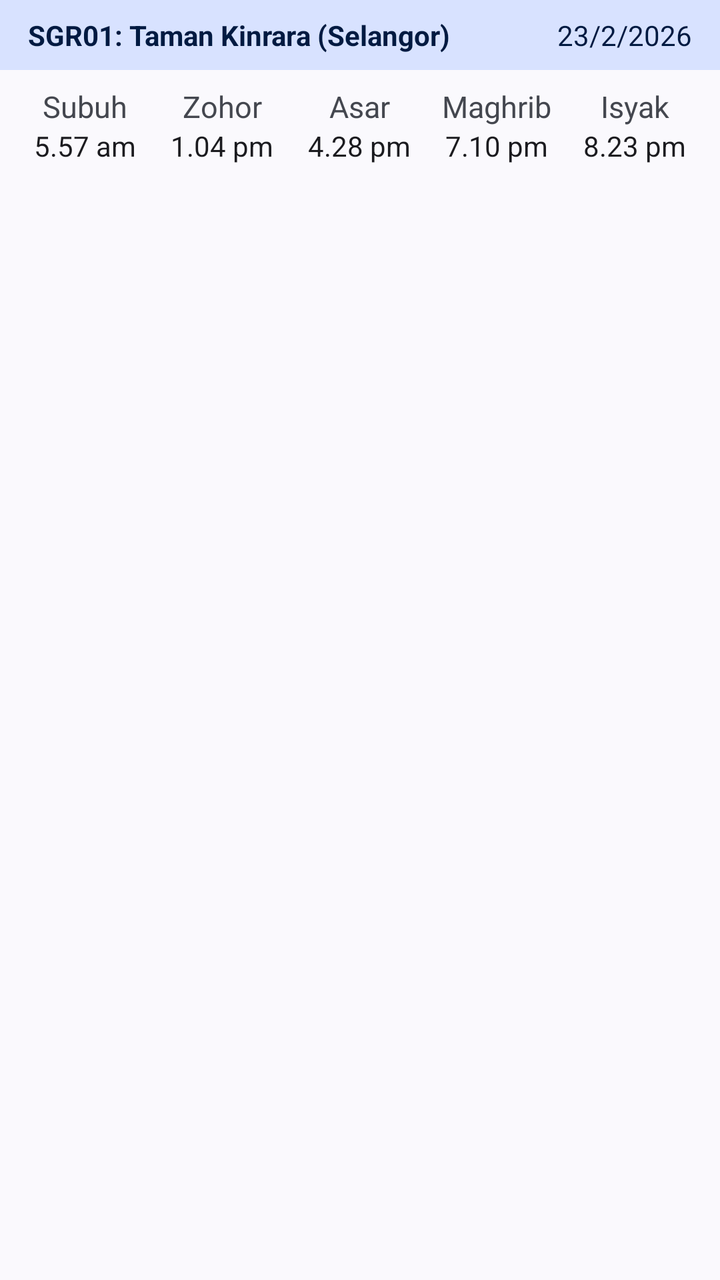
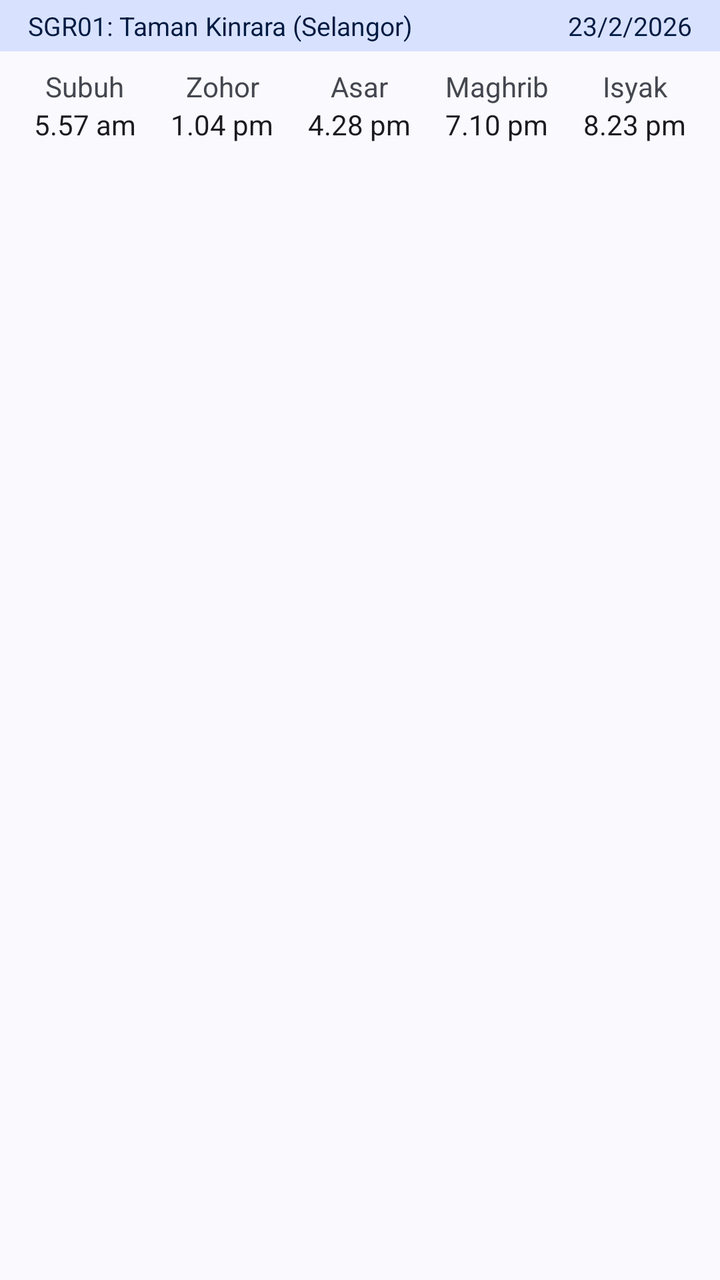

An Android layout rendered at two revisions. The XML below is the earlier revision; the diff shows what the commit changed to produce the second picture.
<!-- AndroidManifest.xml: fallback theme Theme.MaterialComponents.DayNight.NoActionBar -->
<!-- res/layout/solat_horizontal_widget_preview.xml -->
<LinearLayout xmlns:android="http://schemas.android.com/apk/res/android"
    android:id="@android:id/background"
    android:layout_width="match_parent"
    android:layout_height="match_parent"
    android:background="?attr/colorSurface"
    android:orientation="vertical"
    android:theme="@style/Theme.Material3.DynamicColors.DayNight">

    
    <LinearLayout
        android:layout_width="match_parent"
        android:layout_height="wrap_content"
        android:background="?attr/colorPrimaryContainer"
        android:orientation="horizontal"
        android:paddingVertical="8dp"
        android:paddingHorizontal="14dp"
        >

        <TextView
            android:id="@+id/widget_title"
            android:layout_width="0dp"
            android:layout_height="wrap_content"
            android:layout_weight="3"
            android:ellipsize="end"
            android:gravity="start"
            android:maxLines="1"
            android:text="SGR01: Taman Kinrara (Selangor)"
            android:textAlignment="gravity"
            android:textColor="?attr/colorOnPrimaryContainer"
            android:textSize="14sp"
            android:textStyle="bold" />

        <TextView
            android:id="@+id/widget_date"
            android:layout_width="0dp"
            android:layout_height="wrap_content"
            android:layout_weight="1"
            android:ellipsize="end"
            android:gravity="end"
            android:maxLines="1"
            android:text="23/2/2026"
            android:textAlignment="gravity"
            android:textColor="?attr/colorOnPrimaryContainer"
            android:textSize="14sp" />
    </LinearLayout>


    <LinearLayout
        android:layout_width="match_parent"
        android:layout_height="wrap_content"
        android:orientation="horizontal"
        android:padding="8dp"
        >

        
        <LinearLayout
            android:layout_width="0dp"
            android:layout_height="wrap_content"
            android:layout_weight="1"
            android:orientation="vertical">

            <TextView
                android:layout_width="match_parent"
                android:layout_height="wrap_content"
                android:gravity="center"
                android:text="Subuh"
                android:textAlignment="gravity"
                android:textColor="?android:attr/textColorSecondary"
                android:textSize="15sp" />

            <TextView
                android:id="@+id/subuh_time"
                android:layout_width="match_parent"
                android:layout_height="wrap_content"
                android:gravity="center"
                android:text="5.57 am"
                android:textAlignment="gravity"
                android:textColor="?android:attr/textColorPrimary"
                android:textSize="14sp" />
        </LinearLayout>

        
        <LinearLayout
            android:layout_width="0dp"
            android:layout_height="wrap_content"
            android:layout_weight="1"
            android:orientation="vertical">

            <TextView
                android:layout_width="match_parent"
                android:layout_height="wrap_content"
                android:gravity="center"
                android:text="Zohor"
                android:textAlignment="gravity"
                android:textColor="?android:attr/textColorSecondary"
                android:textSize="15sp" />

            <TextView
                android:id="@+id/zuhur_time"
                android:layout_width="match_parent"
                android:layout_height="wrap_content"
                android:gravity="center"
                android:text="1.04 pm"
                android:textAlignment="gravity"
                android:textColor="?android:attr/textColorPrimary"
                android:textSize="14sp" />
        </LinearLayout>

        
        <LinearLayout
            android:layout_width="0dp"
            android:layout_height="wrap_content"
            android:layout_weight="1"
            android:orientation="vertical">

            <TextView
                android:layout_width="match_parent"
                android:layout_height="wrap_content"
                android:gravity="center"
                android:text="Asar"
                android:textAlignment="gravity"
                android:textColor="?android:attr/textColorSecondary"
                android:textSize="15sp" />

            <TextView
                android:id="@+id/asar_time"
                android:layout_width="match_parent"
                android:layout_height="wrap_content"
                android:gravity="center"
                android:text="4.28 pm"
                android:textAlignment="gravity"
                android:textColor="?android:attr/textColorPrimary"
                android:textSize="14sp" />
        </LinearLayout>

        
        <LinearLayout
            android:layout_width="0dp"
            android:layout_height="wrap_content"
            android:layout_weight="1"
            android:orientation="vertical">

            <TextView
                android:layout_width="match_parent"
                android:layout_height="wrap_content"
                android:gravity="center"
                android:text="Maghrib"
                android:textAlignment="gravity"
                android:textColor="?android:attr/textColorSecondary"
                android:textSize="15sp" />

            <TextView
                android:id="@+id/maghrib_time"
                android:layout_width="match_parent"
                android:layout_height="wrap_content"
                android:gravity="center"
                android:text="7.10 pm"
                android:textAlignment="gravity"
                android:textColor="?android:attr/textColorPrimary"
                android:textSize="14sp" />
        </LinearLayout>

        
        <LinearLayout
            android:layout_width="0dp"
            android:layout_height="wrap_content"
            android:layout_weight="1"
            android:orientation="vertical">

            <TextView
                android:layout_width="match_parent"
                android:layout_height="wrap_content"
                android:gravity="center"
                android:text="Isyak"
                android:textAlignment="gravity"
                android:textColor="?android:attr/textColorSecondary"
                android:textSize="15sp" />

            <TextView
                android:id="@+id/isyak_time"
                android:layout_width="match_parent"
                android:layout_height="wrap_content"
                android:gravity="center"
                android:text="8.23 pm"
                android:textAlignment="gravity"
                android:textColor="?android:attr/textColorPrimary"
                android:textSize="14sp" />
        </LinearLayout>
    </LinearLayout>


</LinearLayout>
<!-- resources referenced by this layout -->
<resources>

</resources>

<!-- the commit's change to res/layout/solat_horizontal_widget_preview.xml (unified diff, before → after) -->
@@ -12,9 +12,8 @@
         android:layout_height="wrap_content"
         android:background="?attr/colorPrimaryContainer"
         android:orientation="horizontal"
-        android:paddingVertical="8dp"
         android:paddingHorizontal="14dp"
-        >
+        android:paddingVertical="4dp">
 
         <TextView
             android:id="@+id/widget_title"
@@ -27,8 +26,8 @@
             android:text="SGR01: Taman Kinrara (Selangor)"
             android:textAlignment="gravity"
             android:textColor="?attr/colorOnPrimaryContainer"
-            android:textSize="14sp"
-            android:textStyle="bold" />
+            android:textFontWeight="500"
+            android:textSize="13sp" />
 
         <TextView
             android:id="@+id/widget_date"
@@ -41,7 +40,8 @@
             android:text="23/2/2026"
             android:textAlignment="gravity"
             android:textColor="?attr/colorOnPrimaryContainer"
-            android:textSize="14sp" />
+            android:textFontWeight="500"
+            android:textSize="13sp" />
     </LinearLayout>
 
 
@@ -49,8 +49,7 @@
         android:layout_width="match_parent"
         android:layout_height="wrap_content"
         android:orientation="horizontal"
-        android:padding="8dp"
-        >
+        android:padding="8dp">
 
         
         <LinearLayout
@@ -66,7 +65,7 @@
                 android:text="Subuh"
                 android:textAlignment="gravity"
                 android:textColor="?android:attr/textColorSecondary"
-                android:textSize="15sp" />
+                android:textSize="@dimen/widget_prayer_label_text_size" />
 
             <TextView
                 android:id="@+id/subuh_time"
@@ -76,7 +75,8 @@
                 android:text="5.57 am"
                 android:textAlignment="gravity"
                 android:textColor="?android:attr/textColorPrimary"
-                android:textSize="14sp" />
+                android:textFontWeight="500"
+                android:textSize="@dimen/widget_prayer_label_text_size" />
         </LinearLayout>
 
         
@@ -93,7 +93,7 @@
                 android:text="Zohor"
                 android:textAlignment="gravity"
                 android:textColor="?android:attr/textColorSecondary"
-                android:textSize="15sp" />
+                android:textSize="@dimen/widget_prayer_label_text_size" />
 
             <TextView
                 android:id="@+id/zuhur_time"
@@ -103,7 +103,8 @@
                 android:text="1.04 pm"
                 android:textAlignment="gravity"
                 android:textColor="?android:attr/textColorPrimary"
-                android:textSize="14sp" />
+                android:textFontWeight="500"
+                android:textSize="@dimen/widget_prayer_label_text_size" />
         </LinearLayout>
 
         
@@ -120,7 +121,7 @@
                 android:text="Asar"
                 android:textAlignment="gravity"
                 android:textColor="?android:attr/textColorSecondary"
-                android:textSize="15sp" />
+                android:textSize="@dimen/widget_prayer_label_text_size" />
 
             <TextView
                 android:id="@+id/asar_time"
@@ -130,7 +131,8 @@
                 android:text="4.28 pm"
                 android:textAlignment="gravity"
                 android:textColor="?android:attr/textColorPrimary"
-                android:textSize="14sp" />
+                android:textFontWeight="500"
+                android:textSize="@dimen/widget_prayer_label_text_size" />
         </LinearLayout>
 
         
@@ -147,7 +149,7 @@
                 android:text="Maghrib"
                 android:textAlignment="gravity"
                 android:textColor="?android:attr/textColorSecondary"
-                android:textSize="15sp" />
+                android:textSize="@dimen/widget_prayer_label_text_size" />
 
             <TextView
                 android:id="@+id/maghrib_time"
@@ -157,7 +159,8 @@
                 android:text="7.10 pm"
                 android:textAlignment="gravity"
                 android:textColor="?android:attr/textColorPrimary"
-                android:textSize="14sp" />
+                android:textFontWeight="500"
+                android:textSize="@dimen/widget_prayer_label_text_size" />
         </LinearLayout>
 
         
@@ -174,7 +177,7 @@
                 android:text="Isyak"
                 android:textAlignment="gravity"
                 android:textColor="?android:attr/textColorSecondary"
-                android:textSize="15sp" />
+                android:textSize="@dimen/widget_prayer_label_text_size" />
 
             <TextView
                 android:id="@+id/isyak_time"
@@ -184,7 +187,8 @@
                 android:text="8.23 pm"
                 android:textAlignment="gravity"
                 android:textColor="?android:attr/textColorPrimary"
-                android:textSize="14sp" />
+                android:textFontWeight="500"
+                android:textSize="@dimen/widget_prayer_label_text_size" />
         </LinearLayout>
     </LinearLayout>
 
<!-- resource entries referenced after the edit -->
@@ -1,5 +1,5 @@
 <!-- resources referenced by this layout -->
 <resources>
-
+  <dimen name="widget_prayer_label_text_size">14sp</dimen>
 </resources>
 
